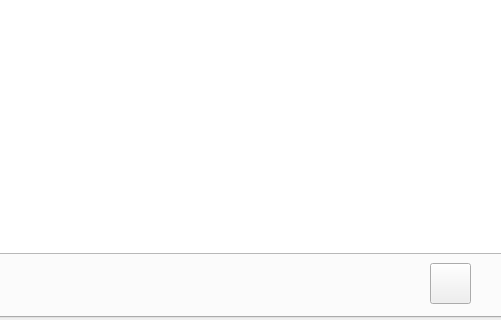
This is openeo_connector_dialog_base.ui in Open-EO/openeo-qgis-plugin as Qt 5 draws it before an edit; both pictures show x 212 to 713 and y 293 to 613 of the 850 by 613 pixel window. The edited form follows.
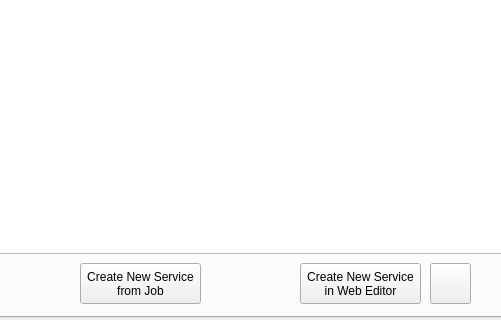
This is the edited form. The open tabs and pages were chosen to show the change. Icons and pictures are not drawn.

Commit message: some bugfixes, autorefresh job and service table, improved polygon selection

Diff of the .ui file:
```diff
--- a/openeo_connector_dialog_base.ui
+++ b/openeo_connector_dialog_base.ui
@@ -419,6 +419,41 @@
       <string>&lt;html&gt;&lt;head/&gt;&lt;body&gt;&lt;p align=&quot;right&quot;&gt;&lt;a href=&quot;https://openeo.org/&quot;&gt;&lt;span style=&quot; text-decoration: underline; color:#2980b9;&quot;&gt;openeo.org&lt;/span&gt;&lt;/a&gt;&lt;/p&gt;&lt;/body&gt;&lt;/html&gt;</string>
      </property>
     </widget>
+    <widget class="QPushButton" name="servicewebBtn">
+     <property name="geometry">
+      <rect>
+       <x>510</x>
+       <y>510</y>
+       <width>121</width>
+       <height>41</height>
+      </rect>
+     </property>
+     <property name="font">
+      <font>
+       <weight>50</weight>
+       <bold>false</bold>
+       <underline>false</underline>
+      </font>
+     </property>
+     <property name="text">
+      <string>Create New Service 
+in Web Editor</string>
+     </property>
+    </widget>
+    <widget class="QPushButton" name="createserviceBtn">
+     <property name="geometry">
+      <rect>
+       <x>290</x>
+       <y>510</y>
+       <width>121</width>
+       <height>41</height>
+      </rect>
+     </property>
+     <property name="text">
+      <string>Create New Service 
+from Job</string>
+     </property>
+    </widget>
    </widget>
   </widget>
   <widget class="QPushButton" name="operationManualBtn">
```
The commit also changes 11 other files.
